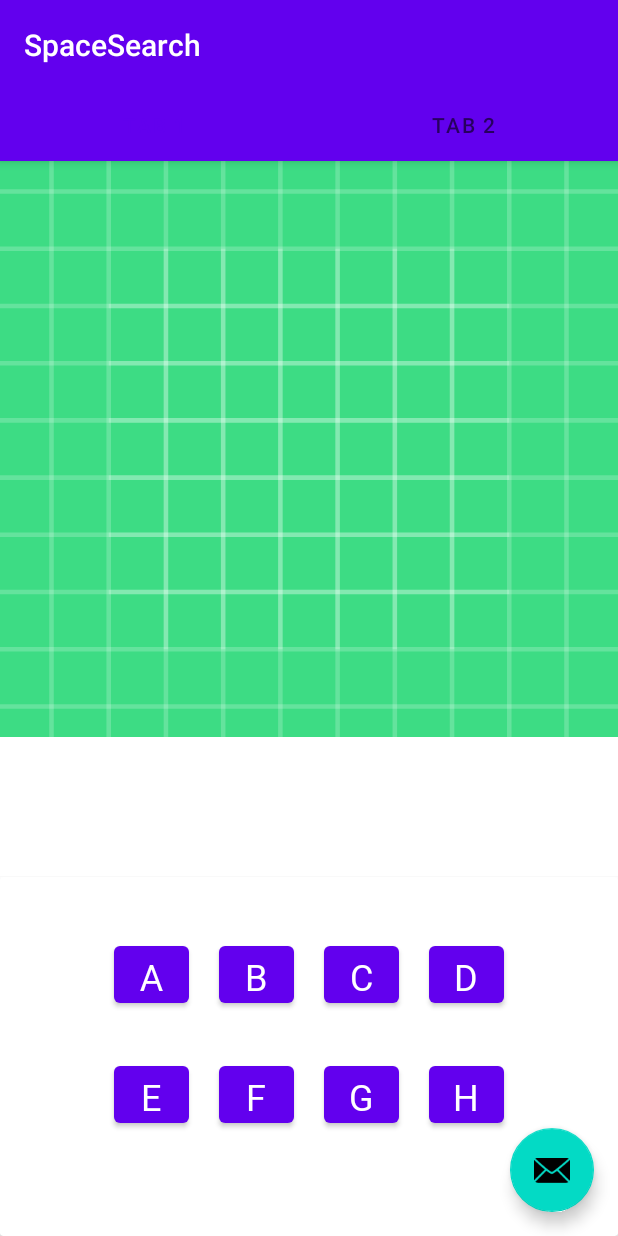
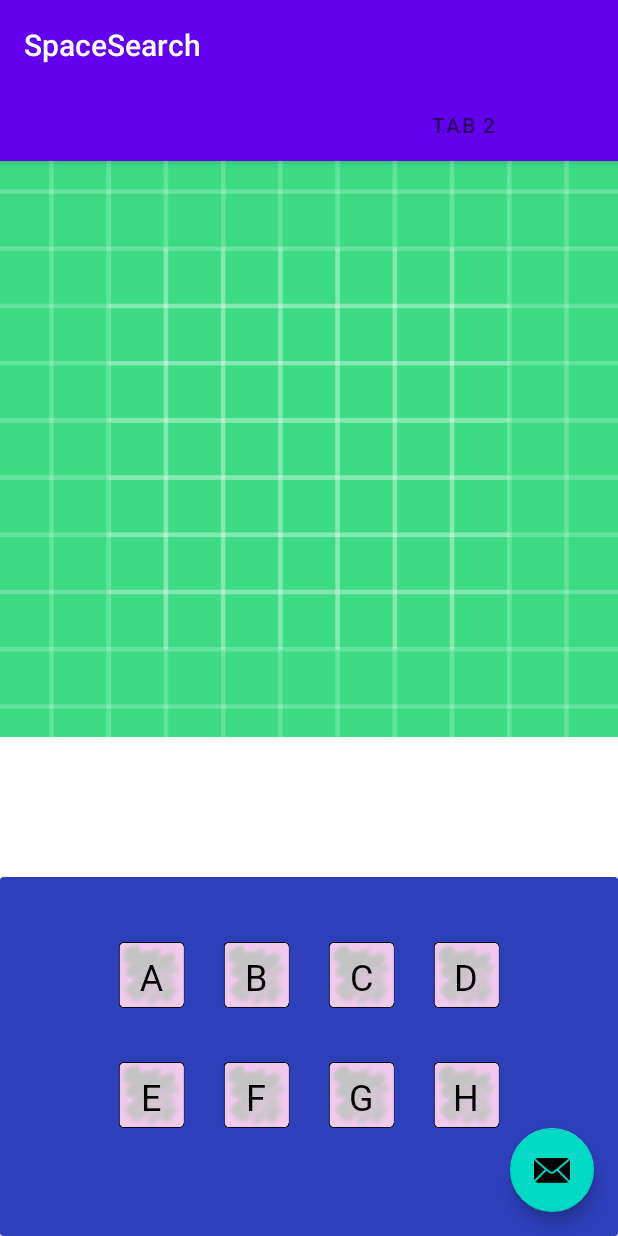
Before and after one commit to camilomcatasus/SpaceSearch, an Android app: the PlaceholderFragment screen opened directly, with no data from a screen before it, on a phone screen of 412 x 824 dp. Run offline under Robolectric (Android 15) with nearby library versions, the phone set to English and light mode, and no system bars; our stand-ins replace Volley; network calls fail; 6 statements that could not run were skipped.

Commit message:
Custom buttons implemented with a default and pressed state

```diff
--- /dev/null
+++ b/app/src/main/res/drawable/custom_button.xml
@@ -0,0 +1,8 @@
+<?xml version="1.0" encoding="utf-8"?>
+<selector xmlns:android="http://schemas.android.com/apk/res/android">
+    <item android:drawable="@drawable/square_pressed"
+        android:state_pressed="true"/>
+    <item android:drawable="@drawable/square_pressed"
+        android:state_focused="true"/>
+    <item android:drawable="@drawable/square_default"/>
+</selector>
--- a/app/src/main/res/layout/fragment_game.xml
+++ b/app/src/main/res/layout/fragment_game.xml
@@ -38,77 +38,119 @@
         android:layout_width="match_parent"
         android:layout_height="239dp"
         android:layout_alignParentBottom="true"
-        app:cardBackgroundColor="#FFFFFF">
+        app:cardBackgroundColor="#FFFFFF"
+        android:backgroundTint="#2d40ba">
 
         <LinearLayout
             android:layout_width="match_parent"
             android:layout_height="match_parent"
-            android:gravity="center_horizontal"
-            android:layout_marginTop="40sp">
+            android:layout_marginTop="40sp"
+            android:gravity="center_horizontal">
+
             <Button
                 android:layout_width="50sp"
                 android:layout_height="50sp"
                 android:layout_marginLeft="20sp"
-                android:fontFamily="@font/anonpro"
+                android:layout_marginRight="20sp"
+                android:background="@drawable/custom_button"
+                android:fontFamily="@font/noma"
+                android:text="A"
+                android:textColor="#000000"
                 android:textSize="24sp"
-                android:text="A"
-                android:layout_marginRight="20sp"/>
+                app:backgroundTint="#003700B3"
+                app:backgroundTintMode="add" />
+
             <Button
                 android:layout_width="50sp"
                 android:layout_height="50sp"
-                android:fontFamily="@font/anonpro"
+                android:layout_marginRight="20sp"
+                android:background="@drawable/custom_button"
+                android:fontFamily="@font/noma"
+                android:text="B"
+                android:textColor="#000000"
                 android:textSize="24sp"
-                android:text="B"
-                android:layout_marginRight="20sp"/>
+                app:backgroundTint="#003700B3"
+                app:backgroundTintMode="add" />
+
             <Button
                 android:layout_width="50sp"
                 android:layout_height="50sp"
-                android:fontFamily="@font/anonpro"
+                android:layout_marginRight="20sp"
+                android:background="@drawable/custom_button"
+                android:fontFamily="@font/noma"
+                android:text="C"
+                android:textColor="#000000"
                 android:textSize="24sp"
-                android:text="C"
-                android:layout_marginRight="20sp"/>
+                app:backgroundTint="#003700B3"
+                app:backgroundTintMode="add"  />
+
             <Button
                 android:layout_width="50sp"
                 android:layout_height="50sp"
-                android:fontFamily="@font/anonpro"
+                android:layout_marginRight="20sp"
+                android:background="@drawable/custom_button"
+                android:fontFamily="@font/noma"
+                android:text="D"
+                android:textColor="#000000"
                 android:textSize="24sp"
-                android:text="D"
-                android:layout_marginRight="20sp"/>
+                app:backgroundTint="#003700B3"
+                app:backgroundTintMode="add"  />
         </LinearLayout>
+
         <LinearLayout
             android:layout_width="match_parent"
             android:layout_height="match_parent"
-            android:gravity="center_horizontal"
-            android:layout_marginTop="120sp">
+            android:layout_marginTop="120sp"
+            android:gravity="center_horizontal">
+
             <Button
                 android:layout_width="50sp"
                 android:layout_height="50sp"
-                android:fontFamily="@font/anonpro"
+                android:layout_marginLeft="20sp"
+                android:layout_marginRight="20sp"
+                android:background="@drawable/custom_button"
+                android:fontFamily="@font/noma"
+                android:text="E"
+                android:textColor="#000000"
                 android:textSize="24sp"
-                android:text="E"
-                android:layout_marginLeft="20sp"
-                android:layout_marginRight="20sp"/>
+                app:backgroundTint="#003700B3"
+                app:backgroundTintMode="add" />
+
             <Button
                 android:layout_width="50sp"
                 android:layout_height="50sp"
-                android:fontFamily="@font/anonpro"
-                android:textSize="24sp"
+                android:layout_marginRight="20sp"
+                android:background="@drawable/custom_button"
+                app:backgroundTintMode="add"
+                app:backgroundTint="#003700B3"
+                android:fontFamily="@font/noma"
                 android:text="F"
-                android:layout_marginRight="20sp"/>
+                android:textColor="#000000"
+                android:textSize="24sp" />
+
             <Button
                 android:layout_width="50sp"
                 android:layout_height="50sp"
-                android:fontFamily="@font/anonpro"
+                android:layout_marginRight="20sp"
+                android:background="@drawable/custom_button"
+                android:fontFamily="@font/noma"
+                android:text="G"
+                android:textColor="#000000"
                 android:textSize="24sp"
-                android:text="G"
-                android:layout_marginRight="20sp"/>
+                app:backgroundTint="#003700B3"
+                app:backgroundTintMode="add" />
+
             <Button
                 android:layout_width="50sp"
                 android:layout_height="50sp"
-                android:fontFamily="@font/anonpro"
+                android:layout_marginRight="20sp"
+                android:background="@drawable/custom_button"
+                android:fontFamily="@font/noma"
+                android:text="H"
+                android:textColor="#000000"
                 android:textSize="24sp"
-                android:text="H"
-                android:layout_marginRight="20sp"/>
+                app:backgroundTint="#003700B3"
+                app:backgroundTintMode="add"  />
         </LinearLayout>
     </androidx.cardview.widget.CardView>
 
```
Also changed, not shown: app/src/main/res/drawable/square_default.png (added), app/src/main/res/drawable/square_pressed.png (added).
